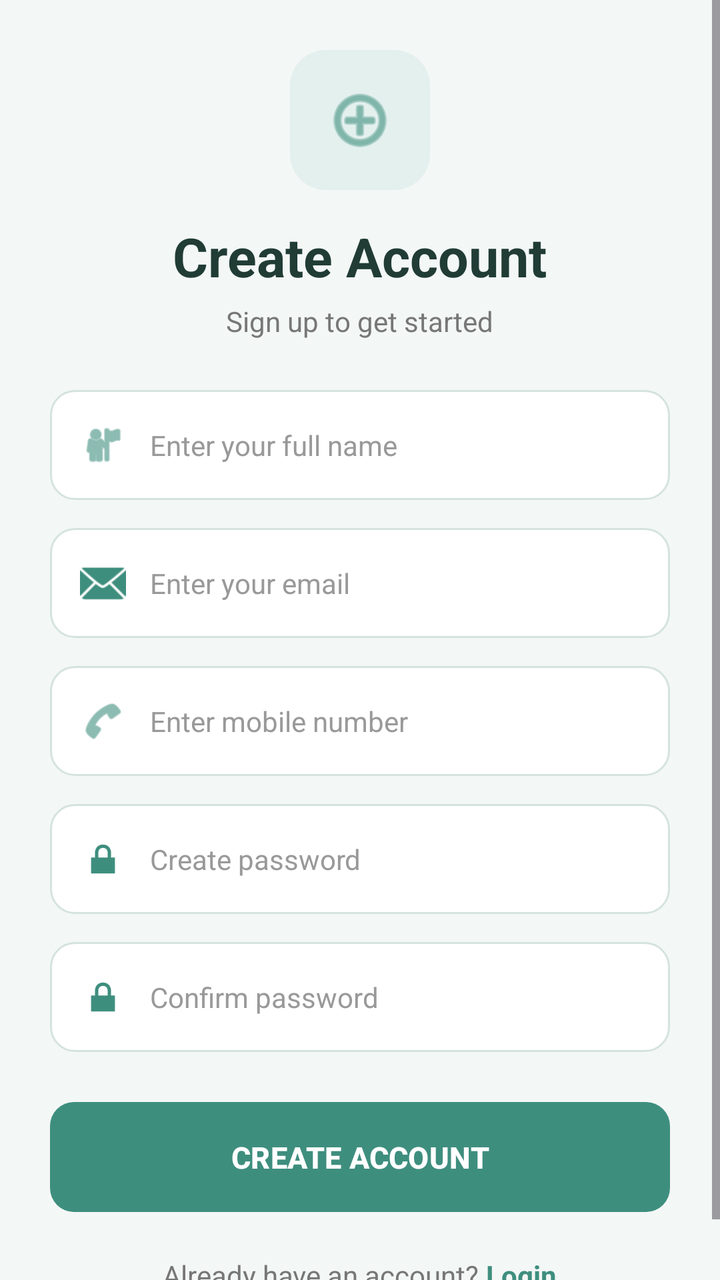
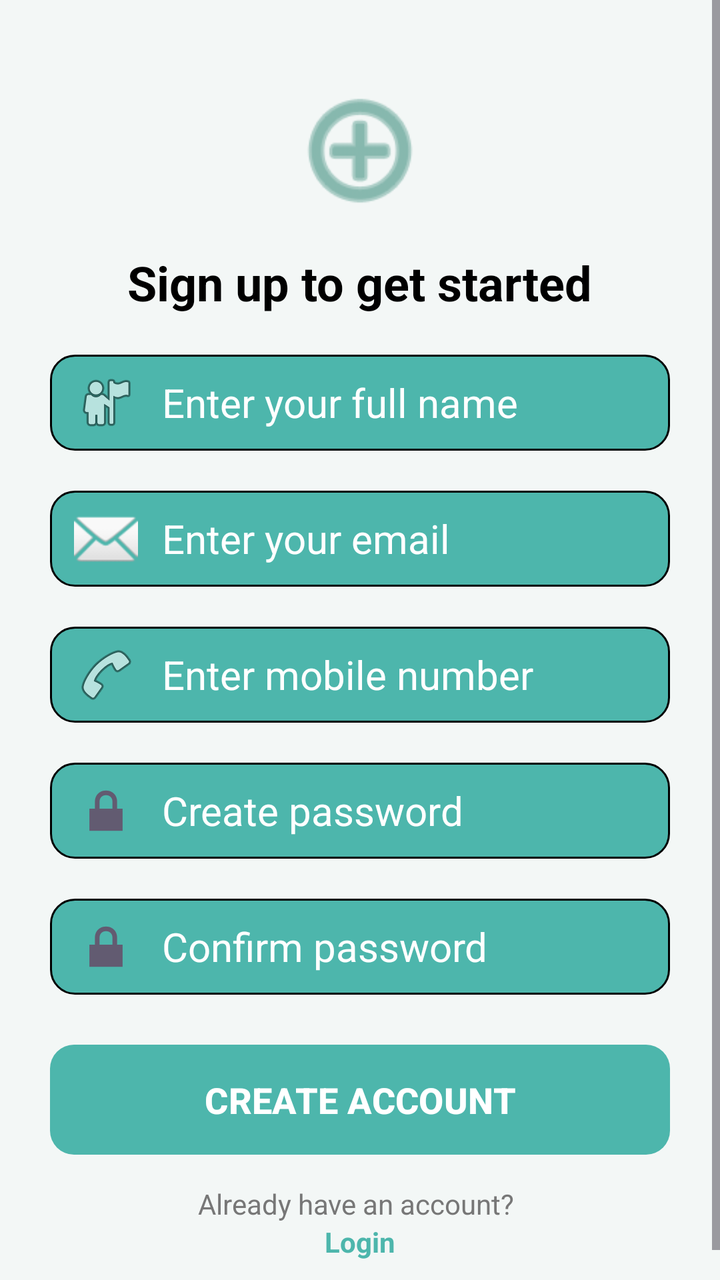

Two renders of the same Android screen: before a commit and after it. Below are the layout's source before the change and the commit's diff.
<!-- AndroidManifest.xml: application theme Theme.Task_1 -->
<!-- res/layout/activity_signup.xml -->
<?xml version="1.0" encoding="utf-8"?>
<ScrollView xmlns:android="http://schemas.android.com/apk/res/android"
    xmlns:app="http://schemas.android.com/apk/res-auto"
    android:layout_width="match_parent"
    android:layout_height="match_parent"
    android:fillViewport="true"
    android:background="#F3F7F6">

    <LinearLayout
        android:layout_width="match_parent"
        android:layout_height="wrap_content"
        android:orientation="vertical"
        android:gravity="center"
        android:padding="25dp">

        
        <ImageView
            android:layout_width="70dp"
            android:layout_height="70dp"
            android:padding="17dp"
            android:background="@drawable/bg_icon"
            android:src="@android:drawable/ic_menu_add"
            app:tint="#3E8E7E"
            android:contentDescription="Sign up icon"/>

        
        <TextView
            android:layout_width="wrap_content"
            android:layout_height="wrap_content"
            android:layout_marginTop="15dp"
            android:text="Create Account"
            android:textColor="#203C35"
            android:textSize="27sp"
            android:textStyle="bold"/>

        <TextView
            android:layout_width="wrap_content"
            android:layout_height="wrap_content"
            android:layout_marginTop="5dp"
            android:text="Sign up to get started"
            android:textColor="#777777"
            android:textSize="14sp"/>

        
        <LinearLayout
            android:layout_width="match_parent"
            android:layout_height="55dp"
            android:layout_marginTop="25dp"
            android:gravity="center_vertical"
            android:orientation="horizontal"
            android:background="@drawable/bg_edittext"
            android:paddingHorizontal="15dp">

            <ImageView
                android:layout_width="23dp"
                android:layout_height="23dp"
                android:src="@android:drawable/ic_menu_myplaces"
                app:tint="#3E8E7E"
                android:contentDescription="Name icon"/>

            <EditText
                android:id="@+id/edtName"
                android:layout_width="0dp"
                android:layout_height="match_parent"
                android:layout_weight="1"
                android:layout_marginStart="12dp"
                android:background="@android:color/transparent"
                android:hint="Enter your full name"
                android:textColor="#222222"
                android:textColorHint="#999999"
                android:textSize="14sp"
                android:inputType="textPersonName"
                android:singleLine="true"/>
        </LinearLayout>

        
        <LinearLayout
            android:layout_width="match_parent"
            android:layout_height="55dp"
            android:layout_marginTop="14dp"
            android:gravity="center_vertical"
            android:orientation="horizontal"
            android:background="@drawable/bg_edittext"
            android:paddingHorizontal="15dp">

            <ImageView
                android:layout_width="23dp"
                android:layout_height="23dp"
                android:src="@android:drawable/ic_dialog_email"
                app:tint="#3E8E7E"
                android:contentDescription="Email icon"/>

            <EditText
                android:id="@+id/edtEmail"
                android:layout_width="0dp"
                android:layout_height="match_parent"
                android:layout_weight="1"
                android:layout_marginStart="12dp"
                android:background="@android:color/transparent"
                android:hint="Enter your email"
                android:textColor="#222222"
                android:textColorHint="#999999"
                android:textSize="14sp"
                android:inputType="textEmailAddress"
                android:singleLine="true"/>
        </LinearLayout>

        
        <LinearLayout
            android:layout_width="match_parent"
            android:layout_height="55dp"
            android:layout_marginTop="14dp"
            android:gravity="center_vertical"
            android:orientation="horizontal"
            android:background="@drawable/bg_edittext"
            android:paddingHorizontal="15dp">

            <ImageView
                android:layout_width="23dp"
                android:layout_height="23dp"
                android:src="@android:drawable/ic_menu_call"
                app:tint="#3E8E7E"
                android:contentDescription="Phone icon"/>

            <EditText
                android:id="@+id/edtMobile"
                android:layout_width="0dp"
                android:layout_height="match_parent"
                android:layout_weight="1"
                android:layout_marginStart="12dp"
                android:background="@android:color/transparent"
                android:hint="Enter mobile number"
                android:textColor="#222222"
                android:textColorHint="#999999"
                android:textSize="14sp"
                android:inputType="phone"
                android:maxLength="10"
                android:singleLine="true"/>
        </LinearLayout>

        
        <LinearLayout
            android:layout_width="match_parent"
            android:layout_height="55dp"
            android:layout_marginTop="14dp"
            android:gravity="center_vertical"
            android:orientation="horizontal"
            android:background="@drawable/bg_edittext"
            android:paddingHorizontal="15dp">

            <ImageView
                android:layout_width="23dp"
                android:layout_height="23dp"
                android:src="@android:drawable/ic_lock_lock"
                app:tint="#3E8E7E"
                android:contentDescription="Password icon"/>

            <EditText
                android:id="@+id/edtPassword"
                android:layout_width="0dp"
                android:layout_height="match_parent"
                android:layout_weight="1"
                android:layout_marginStart="12dp"
                android:background="@android:color/transparent"
                android:hint="Create password"
                android:textColor="#222222"
                android:textColorHint="#999999"
                android:textSize="14sp"
                android:inputType="textPassword"
                android:singleLine="true"/>
        </LinearLayout>

        
        <LinearLayout
            android:layout_width="match_parent"
            android:layout_height="55dp"
            android:layout_marginTop="14dp"
            android:gravity="center_vertical"
            android:orientation="horizontal"
            android:background="@drawable/bg_edittext"
            android:paddingHorizontal="15dp">

            <ImageView
                android:layout_width="23dp"
                android:layout_height="23dp"
                android:src="@android:drawable/ic_lock_lock"
                app:tint="#3E8E7E"
                android:contentDescription="Confirm password icon"/>

            <EditText
                android:id="@+id/edtConfirmPassword"
                android:layout_width="0dp"
                android:layout_height="match_parent"
                android:layout_weight="1"
                android:layout_marginStart="12dp"
                android:background="@android:color/transparent"
                android:hint="Confirm password"
                android:textColor="#222222"
                android:textColorHint="#999999"
                android:textSize="14sp"
                android:inputType="textPassword"
                android:singleLine="true"/>
        </LinearLayout>

        
        <Button
            android:id="@+id/btnSignup"
            android:layout_width="match_parent"
            android:layout_height="55dp"
            android:layout_marginTop="25dp"
            android:background="@drawable/bg_button"
            app:backgroundTint="@null"
            android:text="CREATE ACCOUNT"
            android:textColor="#FFFFFF"
            android:textSize="15sp"
            android:textStyle="bold"/>

        
        <LinearLayout
            android:layout_width="wrap_content"
            android:layout_height="wrap_content"
            android:layout_marginTop="22dp"
            android:orientation="horizontal">

            <TextView
                android:layout_width="wrap_content"
                android:layout_height="wrap_content"
                android:text="Already have an account? "
                android:textColor="#777777"
                android:textSize="14sp"/>

            <TextView
                android:id="@+id/txtLogin"
                android:layout_width="wrap_content"
                android:layout_height="wrap_content"
                android:text="Login"
                android:textColor="#3E8E7E"
                android:textSize="14sp"
                android:textStyle="bold"/>
        </LinearLayout>

    </LinearLayout>
</ScrollView>
<!-- resources referenced by this layout -->
<resources>
  <!-- drawable bg_button (drawable) -->
  <?xml version="1.0" encoding="utf-8"?>
  <shape xmlns:android="http://schemas.android.com/apk/res/android">
      <solid android:color="#3E8E7E"/>
      <corners android:radius="12dp"/>
  </shape>
  <!-- drawable bg_edittext (drawable) -->
  <?xml version="1.0" encoding="utf-8"?>
  <shape xmlns:android="http://schemas.android.com/apk/res/android">
      <solid android:color="#FFFFFF"/>
      <corners android:radius="12dp"/>
      <stroke
          android:width="1dp"
          android:color="#D5E3DF"/>
  </shape>
  <!-- drawable bg_icon (drawable) -->
  <?xml version="1.0" encoding="utf-8"?>
  <shape xmlns:android="http://schemas.android.com/apk/res/android">
      <solid android:color="#E3F0ED"/>
      <corners android:radius="18dp"/>
  </shape>
  <style name="Theme.Task_1" parent="Base.Theme.Task_1" />
  <style name="Base.Theme.Task_1" parent="Theme.Material3.DayNight.NoActionBar">
          
          
      </style>
</resources>

<!-- the commit's change to res/layout/activity_signup.xml (unified diff, before → after) -->
@@ -13,196 +13,100 @@
         android:gravity="center"
         android:padding="25dp">
 
-        
         <ImageView
-            android:layout_width="70dp"
-            android:layout_height="70dp"
-            android:padding="17dp"
-            android:background="@drawable/bg_icon"
+            android:layout_width="100dp"
+            android:layout_height="100dp"
+            android:padding="15dp"
             android:src="@android:drawable/ic_menu_add"
             app:tint="#3E8E7E"
-            android:contentDescription="Sign up icon"/>
-
-        
-        <TextView
-            android:layout_width="wrap_content"
-            android:layout_height="wrap_content"
-            android:layout_marginTop="15dp"
-            android:text="Create Account"
-            android:textColor="#203C35"
-            android:textSize="27sp"
-            android:textStyle="bold"/>
+           />
 
         <TextView
             android:layout_width="wrap_content"
             android:layout_height="wrap_content"
-            android:layout_marginTop="5dp"
             android:text="Sign up to get started"
-            android:textColor="#777777"
-            android:textSize="14sp"/>
+            android:textColor="#000000"
+            android:textSize="24sp"
+            android:textStyle="bold"/>
 
-        
-        <LinearLayout
+        <EditText
+            android:id="@+id/edtName"
             android:layout_width="match_parent"
-            android:layout_height="55dp"
-            android:layout_marginTop="25dp"
-            android:gravity="center_vertical"
-            android:orientation="horizontal"
+            android:layout_height="48dp"
+            android:drawableStart="@android:drawable/ic_menu_myplaces"
+            android:drawablePadding="12dp"
+            android:paddingStart="12dp"
+            android:hint="Enter your full name"
             android:background="@drawable/bg_edittext"
-            android:paddingHorizontal="15dp">
+            android:textSize="20sp"
+            android:textColor= "#222222"
+            android:textColorHint="#FFFFFF"
+            android:layout_marginTop="20dp"
+            />
 
-            <ImageView
-                android:layout_width="23dp"
-                android:layout_height="23dp"
-                android:src="@android:drawable/ic_menu_myplaces"
-                app:tint="#3E8E7E"
-                android:contentDescription="Name icon"/>
+        <EditText
+            android:id="@+id/edtEmail"
+            android:layout_width="match_parent"
+            android:layout_height="48dp"
+            android:drawableStart="@android:drawable/ic_dialog_email"
+            android:drawablePadding="12dp"
+            android:paddingStart="12dp"
+            android:background="@drawable/bg_edittext"
+            android:hint="Enter your email"
+            android:textColor="#222222"
+            android:textColorHint="@color/white"
+            android:textSize="20sp"
+            android:layout_marginTop="20dp"
+        />
 
-            <EditText
-                android:id="@+id/edtName"
-                android:layout_width="0dp"
-                android:layout_height="match_parent"
-                android:layout_weight="1"
-                android:layout_marginStart="12dp"
-                android:background="@android:color/transparent"
-                android:hint="Enter your full name"
-                android:textColor="#222222"
-                android:textColorHint="#999999"
-                android:textSize="14sp"
-                android:inputType="textPersonName"
-                android:singleLine="true"/>
-        </LinearLayout>
+        <EditText
+            android:id="@+id/edtMobile"
+            android:layout_width="match_parent"
+            android:layout_height="48dp"
+            android:drawableStart="@android:drawable/ic_menu_call"
+            android:drawablePadding="12dp"
+            android:paddingStart="12dp"
+            android:background="@drawable/bg_edittext"
+            android:hint="Enter mobile number"
+            android:textColor="#222222"
+            android:textColorHint="#FFFFFF"
+            android:textSize="20sp"
+            android:inputType="phone"
+            android:maxLength="10"
+            android:layout_marginTop="20dp"
+            />
 
-        
-        <LinearLayout
+        <EditText
+            android:id="@+id/edtPassword"
             android:layout_width="match_parent"
-            android:layout_height="55dp"
-            android:layout_marginTop="14dp"
-            android:gravity="center_vertical"
-            android:orientation="horizontal"
+            android:layout_height="48dp"
+            android:drawableStart="@android:drawable/ic_lock_lock"
+            android:drawablePadding="12dp"
+            android:paddingStart="12dp"
             android:background="@drawable/bg_edittext"
-            android:paddingHorizontal="15dp">
+            android:hint="Create password"
+            android:textColor="#222222"
+            android:textColorHint="#FFFFFF"
+            android:textSize="20sp"
+            android:inputType="textPassword"
+            android:singleLine="true"
+            android:layout_marginTop="20dp"/>
 
-            <ImageView
-                android:layout_width="23dp"
-                android:layout_height="23dp"
-                android:src="@android:drawable/ic_dialog_email"
-                app:tint="#3E8E7E"
-                android:contentDescription="Email icon"/>
+        <EditText
+            android:id="@+id/edtConfirmPassword"
+            android:layout_width="match_parent"
+            android:layout_height="48dp"
+            android:drawableStart="@android:drawable/ic_lock_lock"
+            android:drawablePadding="12dp"
+            android:paddingStart="12dp"
+            android:background="@drawable/bg_edittext"
+            android:hint="Confirm password"
+            android:textColor="#222222"
+            android:textColorHint="@color/white"
+            android:textSize="20sp"
+            android:layout_marginTop="20dp"
+           />
 
-            <EditText
-                android:id="@+id/edtEmail"
-                android:layout_width="0dp"
-                android:layout_height="match_parent"
-                android:layout_weight="1"
-                android:layout_marginStart="12dp"
-                android:background="@android:color/transparent"
-                android:hint="Enter your email"
-                android:textColor="#222222"
-                android:textColorHint="#999999"
-                android:textSize="14sp"
-                android:inputType="textEmailAddress"
-                android:singleLine="true"/>
-        </LinearLayout>
-
-        
-        <LinearLayout
-            android:layout_width="match_parent"
-            android:layout_height="55dp"
-            android:layout_marginTop="14dp"
-            android:gravity="center_vertical"
-            android:orientation="horizontal"
-            android:background="@drawable/bg_edittext"
-            android:paddingHorizontal="15dp">
-
-            <ImageView
-                android:layout_width="23dp"
-                android:layout_height="23dp"
-                android:src="@android:drawable/ic_menu_call"
-                app:tint="#3E8E7E"
-                android:contentDescription="Phone icon"/>
-
-            <EditText
-                android:id="@+id/edtMobile"
-                android:layout_width="0dp"
-                android:layout_height="match_parent"
-                android:layout_weight="1"
-                android:layout_marginStart="12dp"
-                android:background="@android:color/transparent"
-                android:hint="Enter mobile number"
-                android:textColor="#222222"
-                android:textColorHint="#999999"
-                android:textSize="14sp"
-                android:inputType="phone"
-                android:maxLength="10"
-                android:singleLine="true"/>
-        </LinearLayout>
-
-        
-        <LinearLayout
-            android:layout_width="match_parent"
-            android:layout_height="55dp"
-            android:layout_marginTop="14dp"
-            android:gravity="center_vertical"
-            android:orientation="horizontal"
-            android:background="@drawable/bg_edittext"
-            android:paddingHorizontal="15dp">
-
-            <ImageView
-                android:layout_width="23dp"
-                android:layout_height="23dp"
-                android:src="@android:drawable/ic_lock_lock"
-                app:tint="#3E8E7E"
-                android:contentDescription="Password icon"/>
-
-            <EditText
-                android:id="@+id/edtPassword"
-                android:layout_width="0dp"
-                android:layout_height="match_parent"
-                android:layout_weight="1"
-                android:layout_marginStart="12dp"
-                android:background="@android:color/transparent"
-                android:hint="Create password"
-                android:textColor="#222222"
-                android:textColorHint="#999999"
-                android:textSize="14sp"
-                android:inputType="textPassword"
-                android:singleLine="true"/>
-        </LinearLayout>
-
-        
-        <LinearLayout
-            android:layout_width="match_parent"
-            android:layout_height="55dp"
-            android:layout_marginTop="14dp"
-            android:gravity="center_vertical"
-            android:orientation="horizontal"
-            android:background="@drawable/bg_edittext"
-            android:paddingHorizontal="15dp">
-
-            <ImageView
-                android:layout_width="23dp"
-                android:layout_height="23dp"
-                android:src="@android:drawable/ic_lock_lock"
-                app:tint="#3E8E7E"
-                android:contentDescription="Confirm password icon"/>
-
-            <EditText
-                android:id="@+id/edtConfirmPassword"
-                android:layout_width="0dp"
-                android:layout_height="match_parent"
-                android:layout_weight="1"
-                android:layout_marginStart="12dp"
-                android:background="@android:color/transparent"
-                android:hint="Confirm password"
-                android:textColor="#222222"
-                android:textColorHint="#999999"
-                android:textSize="14sp"
-                android:inputType="textPassword"
-                android:singleLine="true"/>
-        </LinearLayout>
-
-        
         <Button
             android:id="@+id/btnSignup"
             android:layout_width="match_parent"
@@ -212,32 +116,25 @@
             app:backgroundTint="@null"
             android:text="CREATE ACCOUNT"
             android:textColor="#FFFFFF"
-            android:textSize="15sp"
+            android:textSize="18sp"
             android:textStyle="bold"/>
 
-        
-        <LinearLayout
+        <TextView
             android:layout_width="wrap_content"
             android:layout_height="wrap_content"
-            android:layout_marginTop="22dp"
-            android:orientation="horizontal">
+            android:text="Already have an account? "
+            android:textColor="#777777"
+            android:textSize="14sp"
+            android:layout_marginTop="15dp"/>
 
-            <TextView
-                android:layout_width="wrap_content"
-                android:layout_height="wrap_content"
-                android:text="Already have an account? "
-                android:textColor="#777777"
-                android:textSize="14sp"/>
-
-            <TextView
-                android:id="@+id/txtLogin"
-                android:layout_width="wrap_content"
-                android:layout_height="wrap_content"
-                android:text="Login"
-                android:textColor="#3E8E7E"
-                android:textSize="14sp"
-                android:textStyle="bold"/>
-        </LinearLayout>
+        <TextView
+            android:id="@+id/txtLogin"
+            android:layout_width="wrap_content"
+            android:layout_height="wrap_content"
+            android:text="Login"
+            android:textColor="#4DB6AC"
+            android:textSize="14sp"
+            android:textStyle="bold"/>
 
     </LinearLayout>
 </ScrollView>
<!-- resource entries referenced after the edit -->
@@ -1,25 +1,20 @@
 <!-- resources referenced by this layout -->
 <resources>
+  <color name="white">#FFFFFFFF</color>
   <!-- drawable bg_button (drawable) -->
   <?xml version="1.0" encoding="utf-8"?>
   <shape xmlns:android="http://schemas.android.com/apk/res/android">
-      <solid android:color="#3E8E7E"/>
+      <solid android:color="#4DB6AC"/>
       <corners android:radius="12dp"/>
   </shape>
   <!-- drawable bg_edittext (drawable) -->
   <?xml version="1.0" encoding="utf-8"?>
   <shape xmlns:android="http://schemas.android.com/apk/res/android">
-      <solid android:color="#FFFFFF"/>
+      <solid android:color="#4DB6AC"/>
       <corners android:radius="12dp"/>
       <stroke
           android:width="1dp"
-          android:color="#D5E3DF"/>
-  </shape>
-  <!-- drawable bg_icon (drawable) -->
-  <?xml version="1.0" encoding="utf-8"?>
-  <shape xmlns:android="http://schemas.android.com/apk/res/android">
-      <solid android:color="#E3F0ED"/>
-      <corners android:radius="18dp"/>
+          android:color="#000000"/>
   </shape>
   <style name="Theme.Task_1" parent="Base.Theme.Task_1" />
   <style name="Base.Theme.Task_1" parent="Theme.Material3.DayNight.NoActionBar">
